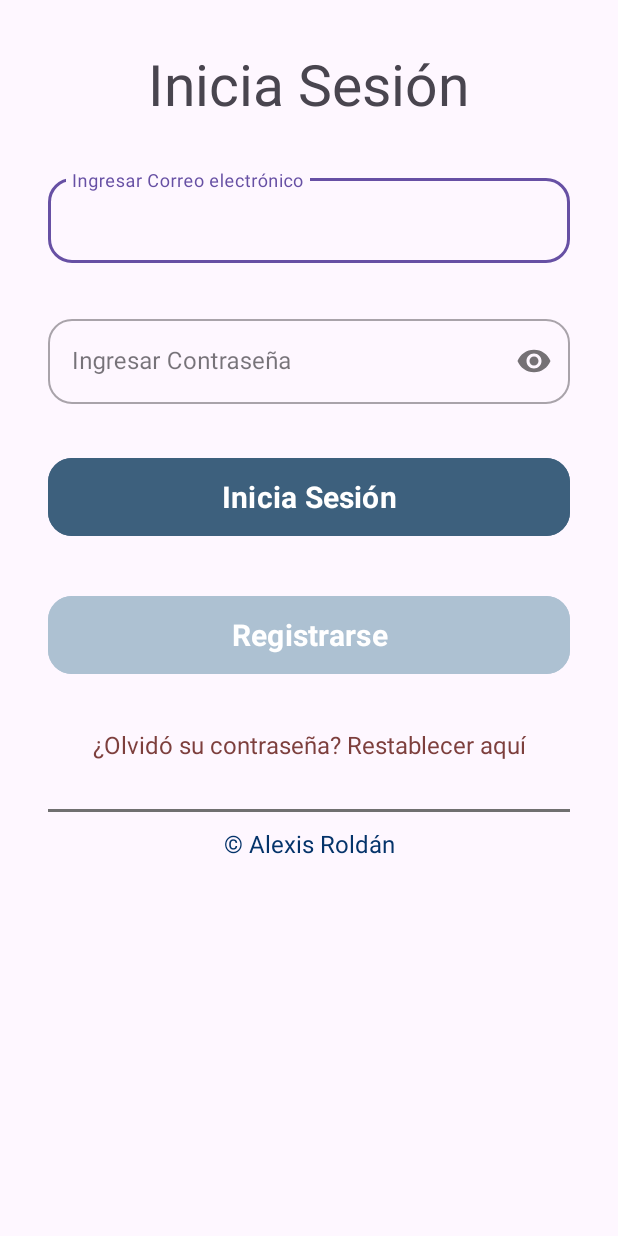
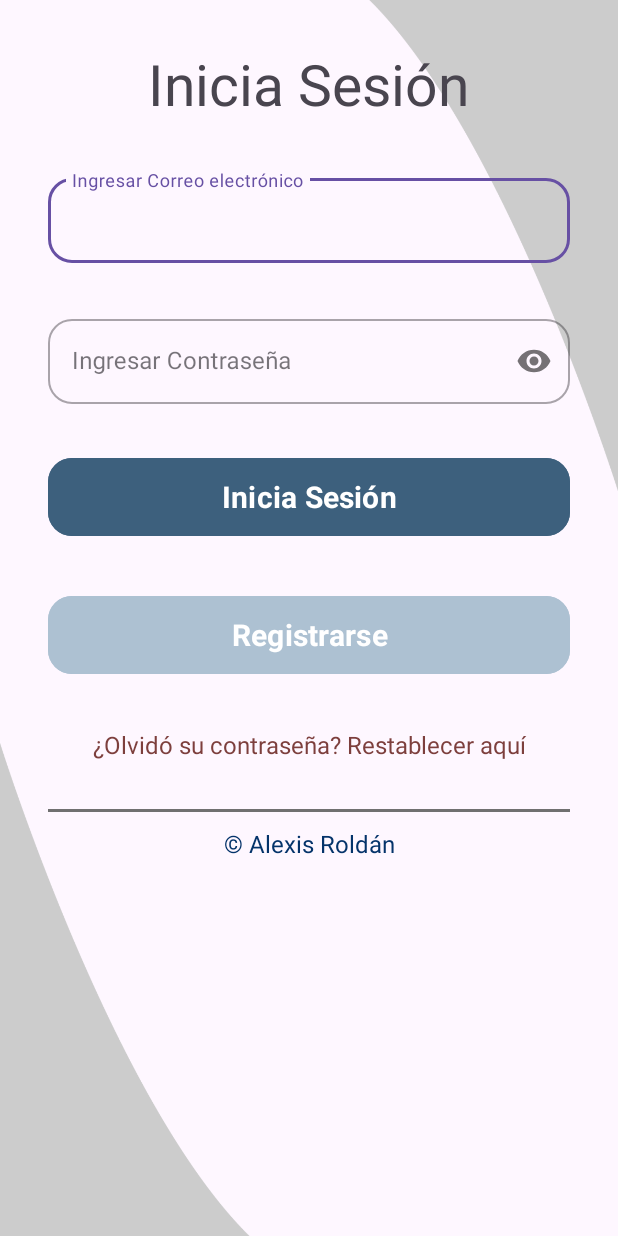
Before and after one commit to alexisroldancaloom/GameOfThrones, an Android app: the screen it shows after launch (Logging), on a phone screen of 412 x 824 dp. Run offline under Robolectric (Android 15) with nearby library versions, the phone set to English and light mode, and no system bars; our stand-ins replace Firebase (no records; nobody signed in at launch, a user with empty details on screens opened directly); Roboto replaces fonts that are not available here.

Commit message:
Cambio de imagen

```diff
--- a/app/src/main/res/layout/activity_logging.xml
+++ b/app/src/main/res/layout/activity_logging.xml
@@ -6,7 +6,14 @@
     android:layout_height="match_parent"
     tools:context=".Logging">
 
+    <ImageView
+        android:id="@+id/imageView"
+        android:layout_width="match_parent"
+        android:layout_height="match_parent"
+        android:scaleType="centerCrop"
 
+        app:srcCompat="@drawable/fondosplash"
+        tools:layout_editor_absoluteX="0dp" />
     <ScrollView
         android:layout_width="0dp"
         android:layout_height="0dp"
```
